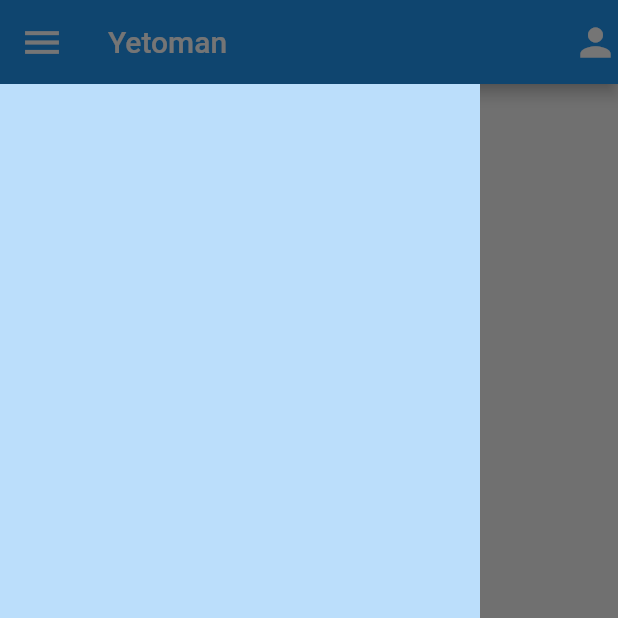
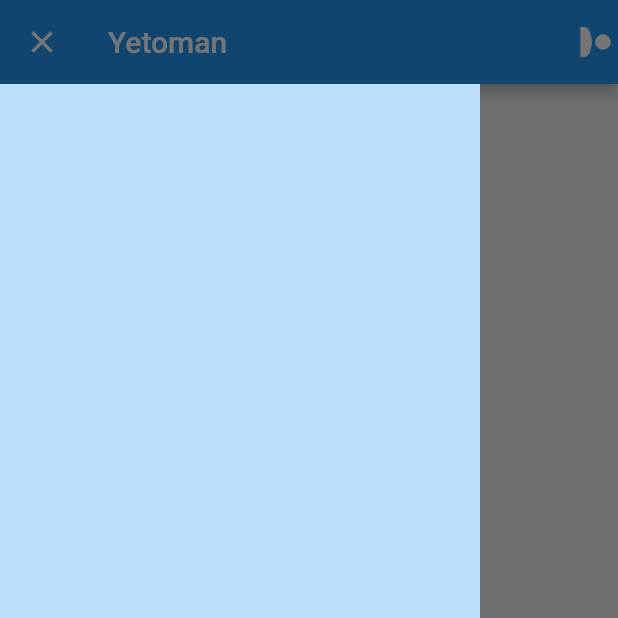
Before and after one commit to neekware/yetoman, a Flutter app: the screen it shows after launch, with the side drawer open, on a phone screen of 412 x 824 dp, the top half of it. Run offline on Flutter 3.47's test engine with Material 2 defaults, Android fonts, the light colour scheme and no system bars; our stand-ins replace hooks_riverpod.

Commit message:
works-kindof

```diff
--- a/lib/layout/header.dart
+++ b/lib/layout/header.dart
@@ -30,21 +30,25 @@
       title: Text(title),
       leading: Builder(
         builder: (context) {
-          return AnimationWidget(
-            degree: layout.notifyOpen ? -90 : 90,
-            child: Icon(
-              layout.notifyOpen ? Icons.close : Icons.menu,
-              color: Colors.white,
-              size: 30.0,
-            ),
-          );
-          // return IconButton(
-          //   icon: Icon(layout.menuOpen ? Icons.close : Icons.menu),
-          //   onPressed: () {
-          //     handleDrawer(
-          //         context, ref.read(layoutStateProvider.notifier).toggleMenu());
-          //   },
-          // );
+          return layout.notifyOpen
+              ? AnimationWidget(
+                  degree: -90,
+                  child: IconButton(
+                    icon: Icon(layout.menuOpen ? Icons.close : Icons.menu),
+                    onPressed: () {
+                      handleDrawer(context,
+                          ref.read(layoutStateProvider.notifier).toggleMenu());
+                    },
+                  ))
+              : AnimationWidget(
+                  degree: 90,
+                  child: IconButton(
+                    icon: Icon(layout.menuOpen ? Icons.close : Icons.menu),
+                    onPressed: () {
+                      handleDrawer(context,
+                          ref.read(layoutStateProvider.notifier).toggleMenu());
+                    },
+                  ));
         },
       ),
       actions: [
--- a/lib/util/animation.dart
+++ b/lib/util/animation.dart
@@ -7,6 +7,7 @@
 class AnimationWidget extends StatefulWidget {
   Widget child = Container();
   int degree = 90;
+  bool forward = true;
 
   AnimationWidget({super.key, required this.child, required this.degree});
 
@@ -28,28 +29,27 @@
 
   @override
   Widget build(BuildContext context) {
-    double end = widget.degree / 360 * 1.0;
     return GestureDetector(
       child: AnimatedBuilder(
           animation: widgetCtrl,
           builder: (context, child) {
+            widget.forward ? widgetCtrl.forward() : widgetCtrl.reverse();
             return RotationTransition(
-              turns: Tween<double>(begin: 0.0, end: end).animate(widgetCtrl),
+              turns: Tween<double>(begin: 0.0, end: widget.degree / 360)
+                  .animate(widgetCtrl),
               alignment: Alignment.center,
               child: widget.child,
             );
           }),
-      onTap: () {
+      onTapDown: (details) {
         setState(() {
-          end = widget.degree / 360;
-          widgetCtrl.forward();
+          widget.forward = !widget.forward;
         });
-        print('onTap');
+        print('onTapDown');
       },
-      // onTapUp: (details) {
-      //   widgetCtrl.reverse();
-      //   print('onTapUp');
-      // },
+      onTapUp: (details) {
+        print('onTapUp');
+      },
     );
   }
 }
```
